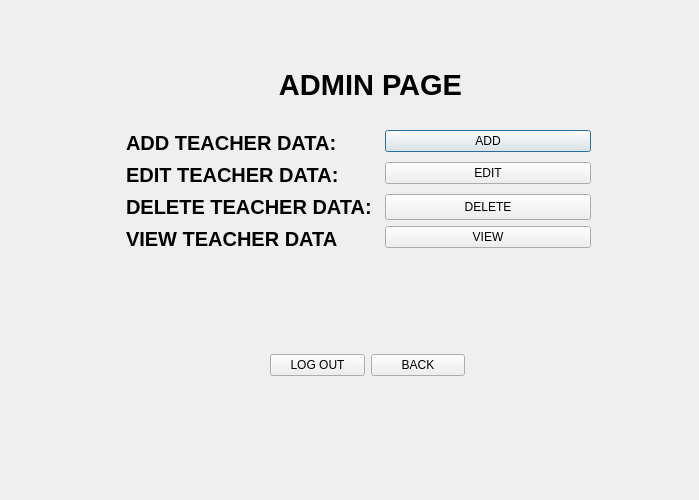
First picture: the form in adminteacher_edit.ui, repository Shasank12345/QT_PROJECT, before the edit.
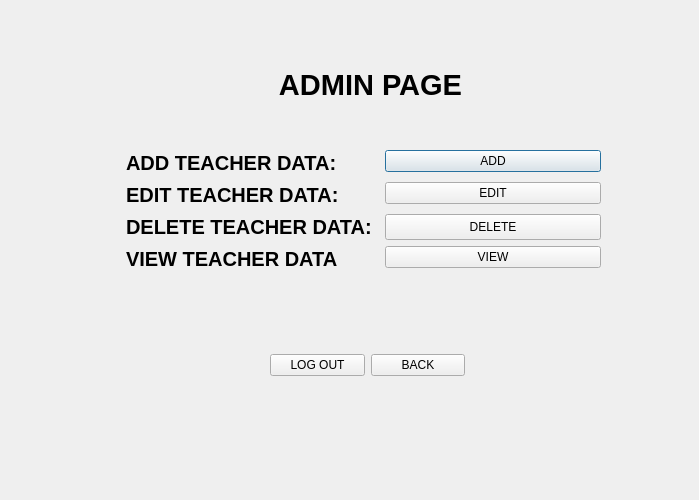
Second picture: the form after the edit. Icons and pictures are not drawn.

What changed in the file:
```diff
--- a/adminteacher_edit.ui
+++ b/adminteacher_edit.ui
@@ -75,9 +75,9 @@
      <property name="geometry">
       <rect>
        <x>120</x>
-       <y>130</y>
-       <width>471</width>
-       <height>211</height>
+       <y>150</y>
+       <width>481</width>
+       <height>181</height>
       </rect>
      </property>
      <layout class="QFormLayout" name="formLayout">
```
Left out of the diff: 6 changed lines with no effect on the pictures.
